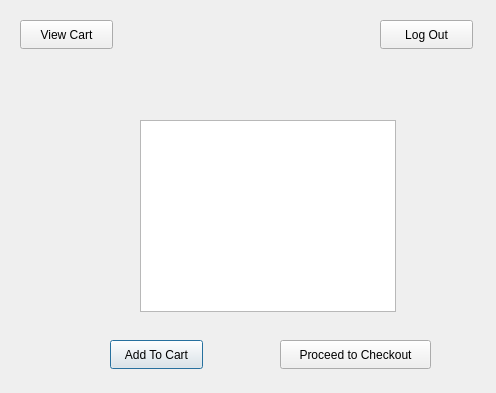
Before: the Qt Designer form MenuScreenUI.ui in KellamA/322DineAutoProject, drawn with Qt 5.
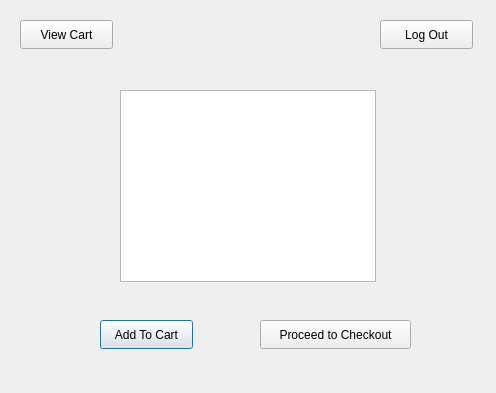
After: the same form once the commit is applied.

Diff of the .ui file:
```diff
--- a/MenuScreenUI.ui
+++ b/MenuScreenUI.ui
@@ -16,8 +16,8 @@
   <widget class="QListWidget" name="listWidget">
    <property name="geometry">
     <rect>
-     <x>140</x>
-     <y>120</y>
+     <x>120</x>
+     <y>90</y>
      <width>256</width>
      <height>192</height>
     </rect>
@@ -26,8 +26,8 @@
   <widget class="QPushButton" name="addToCartButton">
    <property name="geometry">
     <rect>
-     <x>110</x>
-     <y>340</y>
+     <x>100</x>
+     <y>320</y>
      <width>93</width>
      <height>29</height>
     </rect>
@@ -39,8 +39,8 @@
   <widget class="QPushButton" name="toCheckoutButton">
    <property name="geometry">
     <rect>
-     <x>280</x>
-     <y>340</y>
+     <x>260</x>
+     <y>320</y>
      <width>151</width>
      <height>29</height>
     </rect>
```
